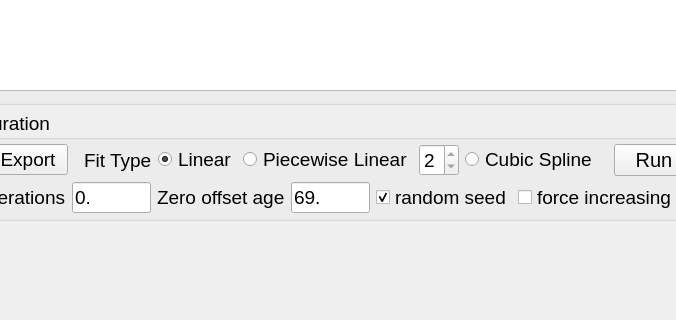
cossatot/slip_rate_calculator, file gui/mainwindow.ui: the form before one commit; both pictures show x 114 to 790 and y 187 to 507 of the 996 by 715 pixel window.
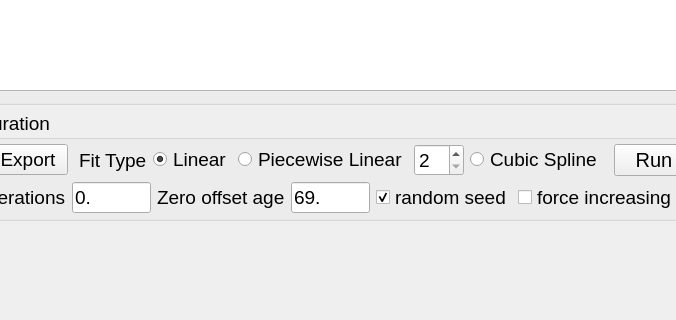
The form after the commit.

Diff of the .ui file:
```diff
--- a/gui/mainwindow.ui
+++ b/gui/mainwindow.ui
@@ -186,7 +186,7 @@
             <number>2</number>
            </property>
            <property name="maximum">
-            <number>2</number>
+            <number>10</number>
            </property>
            <property name="value">
             <number>2</number>
```
Left out of the diff: 7 changed lines with no effect on the pictures.
